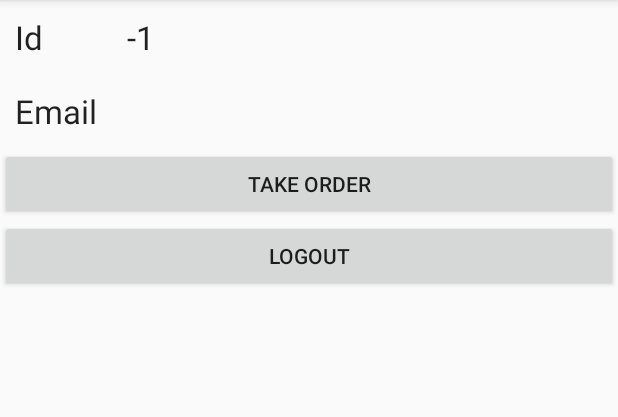
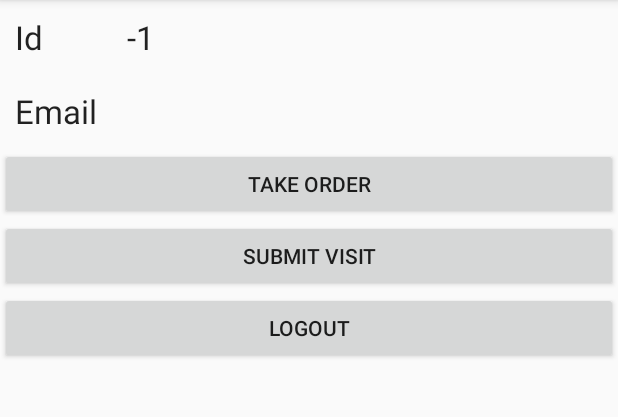
Before and after one commit to PooyaGhahramanian/VisitorApp, an Android app: the ProfileActivity screen opened directly, with no data from a screen before it, on a phone screen of 412 x 824 dp, the part 84-501 px from its top. Run offline under Robolectric (Android 15) with nearby library versions, the phone set to English and light mode, and no system bars; 1 statement that could not run was skipped.

Commit message:
Visit Activity

```diff
--- a/app/build.gradle
+++ b/app/build.gradle
@@ -4,7 +4,7 @@ android {
     compileSdkVersion 27
     defaultConfig {
         applicationId "ir.climaxweb.visitorapp"
-        minSdkVersion 27
+        minSdkVersion 21
         targetSdkVersion 27
         versionCode 1
         versionName "1.0"
--- a/app/src/main/java/ir/climaxweb/visitorapp/ProfileActivity.java
+++ b/app/src/main/java/ir/climaxweb/visitorapp/ProfileActivity.java
@@ -49,5 +49,12 @@ public class ProfileActivity extends AppCompatActivity {
                 startActivity(new Intent(getApplicationContext(),AgentActivity.class));
             }
         });
+        findViewById(R.id.buttonSubmitVisit).setOnClickListener(new View.OnClickListener() {
+            @Override
+            public void onClick(View view) {
+                startActivity(new Intent(getApplicationContext(),VisitActivity.class));
+            }
+        });
+
     }
 }
--- a/app/src/main/java/ir/climaxweb/visitorapp/VisitActivity.java
+++ b/app/src/main/java/ir/climaxweb/visitorapp/VisitActivity.java
@@ -121,7 +121,6 @@ public class VisitActivity extends AppCompatActivity {
             }
 
         }
-
         @Override
         protected String doInBackground(Void... voids) {
 
--- a/app/src/main/res/layout/activity_profile.xml
+++ b/app/src/main/res/layout/activity_profile.xml
@@ -71,11 +71,17 @@
             android:layout_height="wrap_content"
             android:text="Take Order" />
         <Button
+        android:id="@+id/buttonSubmitVisit"
+        android:layout_width="match_parent"
+        android:layout_height="wrap_content"
+        android:text="Submit Visit" />
+        <Button
             android:id="@+id/buttonLogout"
             android:layout_width="match_parent"
             android:layout_height="wrap_content"
             android:text="Logout" />
 
+
     </LinearLayout>
 
 
```
